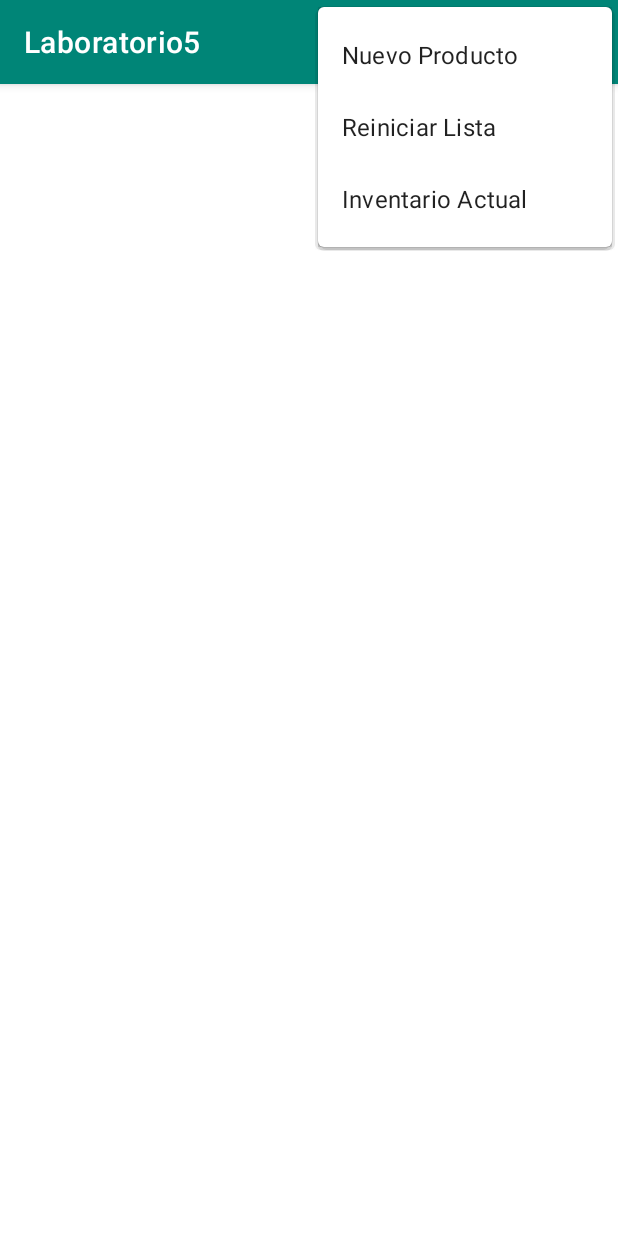
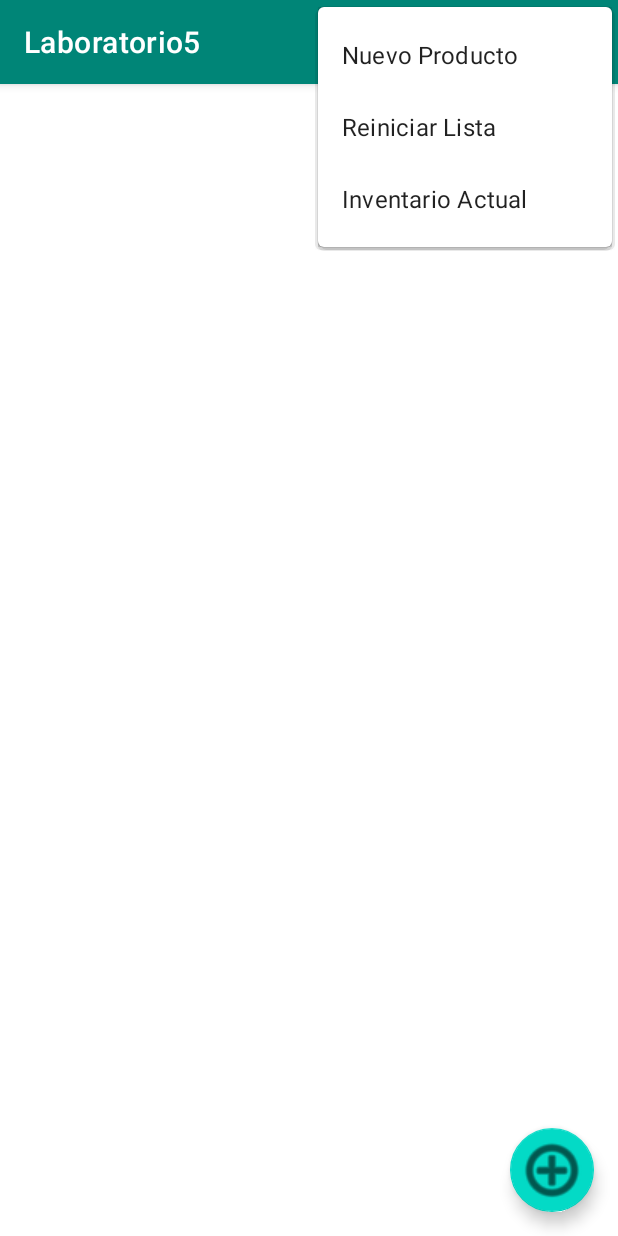
Before and after one commit to juanferdeleon/Laboratorio5Plataformas, an Android app: the screen it shows after launch (MainActivity), with the options menu open, on a phone screen of 412 x 824 dp. Run offline under Robolectric (Android 15) with nearby library versions, the phone set to English and light mode, and no system bars; libraries missing offline, so code that uses them is left out: com.google.zxing.integration.

```diff
--- a/app/build.gradle
+++ b/app/build.gradle
@@ -31,7 +31,7 @@ dependencies {
     testImplementation 'junit:junit:4.12'
     androidTestImplementation 'androidx.test:runner:1.1.1'
     androidTestImplementation 'androidx.test.espresso:espresso-core:3.1.1'
-
+    implementation 'com.journeyapps:zxing-android-embedded:3.6.0'
     implementation 'com.google.android.material:material:1.0.0'
 
 }
--- a/app/src/main/res/layout/activity_main.xml
+++ b/app/src/main/res/layout/activity_main.xml
@@ -13,4 +13,13 @@
             android:layout_height="match_parent"
     />
 
+    <com.google.android.material.floatingactionbutton.FloatingActionButton
+            android:id="@+id/addProductQR"
+            android:layout_margin="16dp"
+            android:layout_alignParentBottom="true"
+            android:layout_alignParentEnd="true"
+            android:layout_width="wrap_content"
+            android:layout_height="wrap_content"
+            app:maxImageSize="48dp"
+            android:src="@android:drawable/ic_menu_add"/>
 </RelativeLayout>
```
Also changed, not shown: app/src/main/java/com/example/laboratorio5/MainActivity.kt (+25 -2 lines), app/src/main/java/com/example/laboratorio5/NewProduct.kt (+22 -7 lines), 1 other file.
